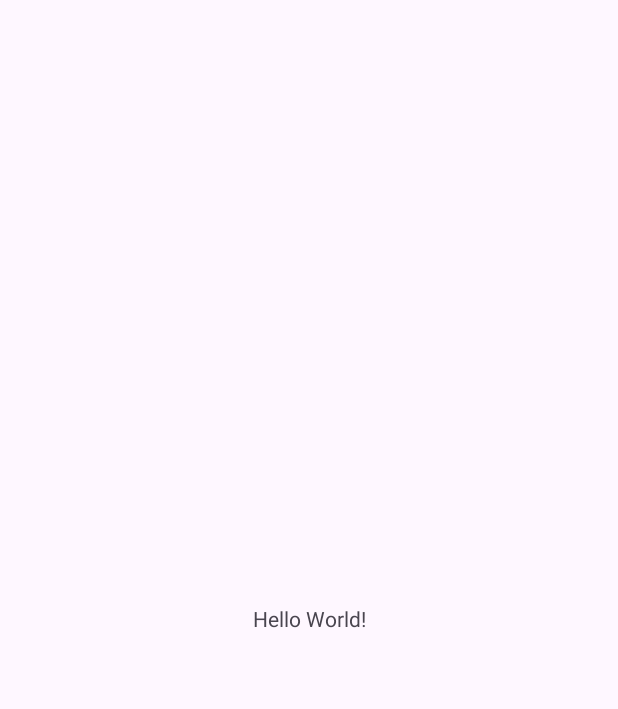
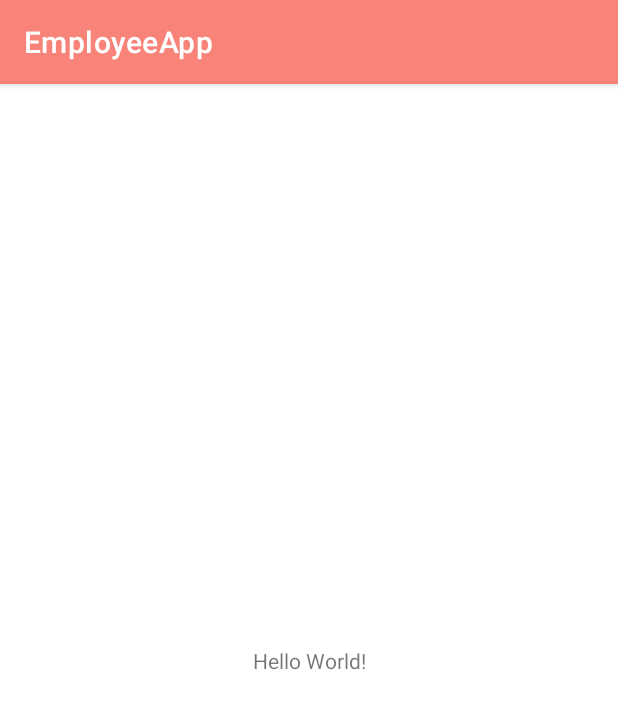
Before and after one commit to florscolari/EmployeeAppProject, an Android app: the screen it shows after launch (MainActivity), on a phone screen of 412 x 824 dp. Before the commit the part shown is almost empty. Shown: the top 709 px of the screen. Run offline under Robolectric (Android 15) with nearby library versions, the phone set to English and light mode, and no system bars.

Commit message:
set foundations for theme and action bar

```diff
--- a/app/src/main/res/values/themes.xml
+++ b/app/src/main/res/values/themes.xml
@@ -1,8 +1,19 @@
 <resources xmlns:tools="http://schemas.android.com/tools">
     <!-- Base application theme. -->
-    <style name="Base.Theme.EmployeeApp" parent="Theme.Material3.DayNight.NoActionBar">
-        <!-- Customize your light theme here. -->
-        <!-- <item name="colorPrimary">@color/my_light_primary</item> -->
+    <style name="Base.Theme.EmployeeApp" parent="Theme.MaterialComponents.DayNight.DarkActionBar">
+
+        <!-- todo: change for my own ones after the logic works -->
+        <!-- Primary brand color. -->
+        <item name="colorPrimary">@color/pink</item>
+        <item name="colorPrimaryVariant">@color/pink</item>
+        <item name="colorOnPrimary">@color/white</item>
+        <!-- Secondary brand color. -->
+        <item name="colorSecondary">@color/pink</item>
+        <item name="colorSecondaryVariant">@color/pink</item>
+        <item name="colorOnSecondary">@color/black</item>
+        <!-- Status bar color. -->
+        <item name="android:statusBarColor">?attr/colorPrimaryVariant</item>
+        <!-- Customize your theme here. -->
     </style>
 
     <style name="Theme.EmployeeApp" parent="Base.Theme.EmployeeApp" />
```
